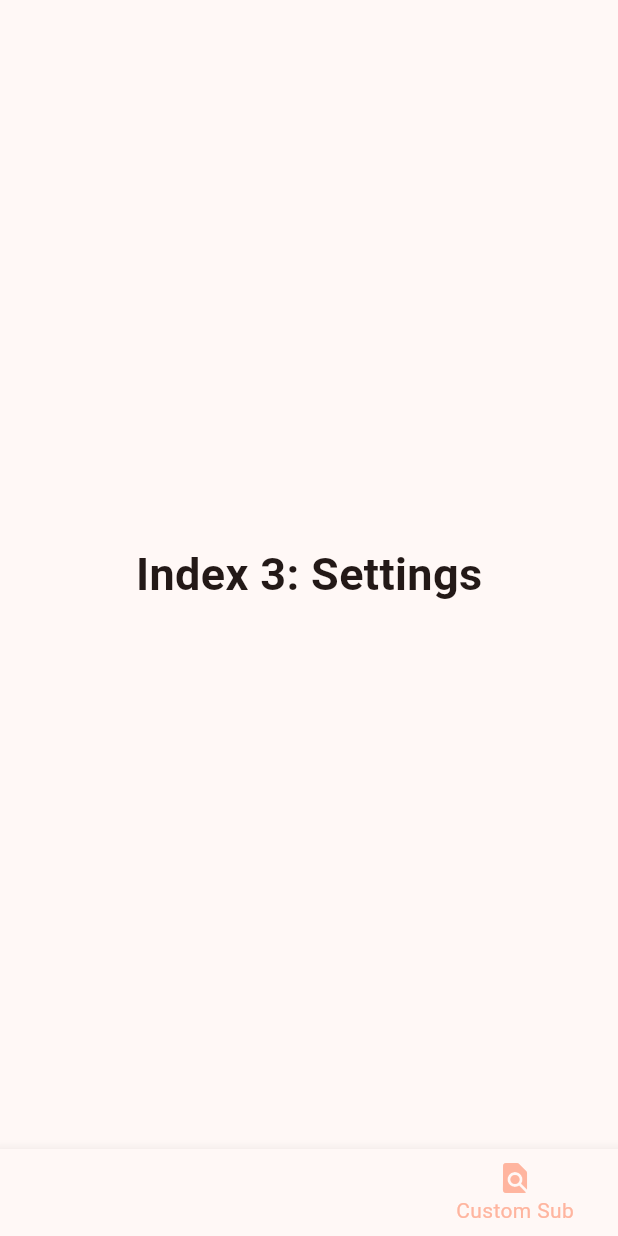
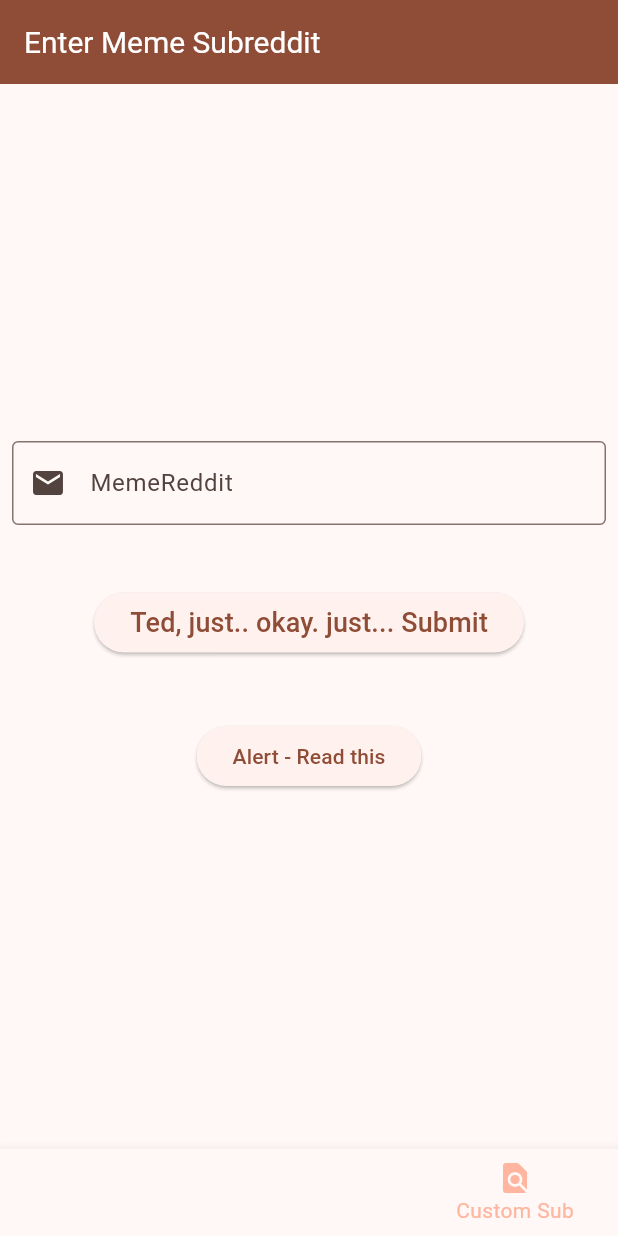
Before and after one commit to Adityak215/codememe, a Flutter app: the screen it shows after launch, item 4 of the bottom bar chosen, on a phone screen of 412 x 824 dp. Run offline on Flutter 3.47's test engine with Material 2 defaults, Android fonts, the phone set to English and light mode, and no system bars; network calls fail.

Commit message:
Custom subreddit implemented
Now a user can successfully enter a custom subreddit and view memes from it.  hence it is version 1.1.1

```diff
--- /dev/null
+++ b/lib/entersubred.dart
@@ -0,0 +1,103 @@
+import 'package:flutter/material.dart';
+import 'custom_sub.dart';
+
+class Enterscreen extends StatefulWidget {
+  const Enterscreen({super.key});
+
+  @override
+  State<StatefulWidget> createState() => _Enterscreenstate();
+}
+
+class _Enterscreenstate extends State<Enterscreen> {
+
+  final cust= TextEditingController();
+
+  @override
+  Widget build(BuildContext context) {
+    return Scaffold(
+      appBar: AppBar(
+        titleTextStyle: const TextStyle(
+            fontSize: 20.0,
+            //fontWeight: FontWeight.bold,
+            color: Colors.white),
+        backgroundColor: Theme.of(context).colorScheme.primary,
+        title: const Text('Enter Meme Subreddit'),
+      ),
+
+      body: Center(
+        child: Column(
+          mainAxisAlignment: MainAxisAlignment.center,
+          children: <Widget>[
+
+            Padding(
+              padding: const EdgeInsets.symmetric(horizontal: 8, vertical: 16),
+              child: TextFormField(
+                controller: cust,
+                style: const TextStyle(color: Colors.deepOrange),
+                decoration: const InputDecoration(
+                  border: OutlineInputBorder(),
+                  prefixIcon: Icon(Icons.email),
+                  hintText: 'Enter Your Subreddit to see memes',
+                  labelText: "MemeReddit",
+                ),
+              ),
+            ),
+
+            Padding(
+              padding: const EdgeInsets.all(25),
+              child: ElevatedButton(
+                onPressed: () {
+                  Navigator.push(context,
+                    MaterialPageRoute(
+                        builder: (context) => Customscreen(
+                              title: 'Your OWN Meme Subreddit',
+                              cust: cust.text,
+                            )),
+                  );
+                },
+                child: Text(
+                  'Ted, just.. okay. just... Submit',
+                  style: TextStyle(
+                      fontSize: 18.0, color: Theme.of(context).colorScheme.primary,),
+                ),
+              ),
+            ),
+
+            Padding(
+              padding: const EdgeInsets.symmetric(horizontal: 8, vertical: 16),
+              child:ElevatedButton(
+          child: const Text('Alert - Read this'),
+          onPressed: () {
+            _alertdialog(context);
+          },
+        ),
+              ),
+
+          ]
+        )
+      )
+
+    );
+  }
+}
+
+
+void _alertdialog(BuildContext context) {
+  showDialog(
+    context: context,
+    builder: (BuildContext context) {
+      return AlertDialog(
+                backgroundColor: Colors.white,
+                title: const Text('Check Capslock, Spelling and Whitespace'),
+                content: const Text('Wrong Subreddit will not load anything'),
+                actions: <Widget>[
+                  TextButton(
+                    onPressed: (){
+                       Navigator.of(context).pop();
+                    }
+                  , child: const Text('OK'))
+                ],
+           );
+    },
+  );
+}
--- a/lib/main.dart
+++ b/lib/main.dart
@@ -1,7 +1,7 @@
 import 'package:codememe/dank.dart';
 import 'package:codememe/hindi.dart';
+import 'entersubred.dart';
 import 'package:flutter/material.dart';
-import 'package:flutter/services.dart';
 import 'api_service.dart';
 import 'home.dart';
 
@@ -52,8 +52,8 @@ class _MyHomePageState extends State<MyHomePage> {
     });
   }
 
-  static const TextStyle optionStyle =
-      TextStyle(fontSize: 30, fontWeight: FontWeight.bold);
+  //static const TextStyle optionStyle =
+      //TextStyle(fontSize: 30, fontWeight: FontWeight.bold);
 
   static const List<Widget> _widgetOptions = <Widget>[
 
@@ -63,10 +63,7 @@ class _MyHomePageState extends State<MyHomePage> {
 
     Hindiscreen(title: 'Indian Dank MEMES Madarchod'),
 
-    Text(
-      'Index 3: Settings',
-      style: optionStyle,
-    ),
+    Enterscreen(),
   ];
 
 
@@ -77,7 +74,10 @@ class _MyHomePageState extends State<MyHomePage> {
       body: Center(
         child: _widgetOptions.elementAt(_selectedIndex),
       ),
-
+      // floatingActionButtonLocation: FloatingActionButtonLocation.endFloat,
+      // floatingActionButton: FloatingActionButton(
+      //   onPressed: ,
+      //   child: const Icon(Icons.download)),
       bottomNavigationBar: BottomNavigationBar(
         currentIndex: _selectedIndex,
         type: BottomNavigationBarType.shifting,
--- a/pubspec.yaml
+++ b/pubspec.yaml
@@ -16,7 +16,7 @@ publish_to: 'none' # Remove this line if you wish to publish to pub.dev
 # https://developer.apple.com/library/archive/documentation/General/Reference/InfoPlistKeyReference/Articles/CoreFoundationKeys.html
 # In Windows, build-name is used as the major, minor, and patch parts
 # of the product and file versions while build-number is used as the build suffix.
-version: 1.1.0+1
+version: 1.1.1
 
 environment:
   sdk: '>=3.0.0 <4.0.0'
```
Also changed, not shown: lib/Extras/api.txt (+23 -0 lines), lib/api_service.dart (+26 -4 lines), lib/custom_sub.dart (added, +113 -0 lines), lib/downbadmf.dart (added).
